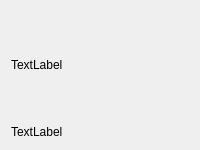
Dylan-Davy/Chat-App, file App/Client/GUI/Image.ui: the form before one commit.
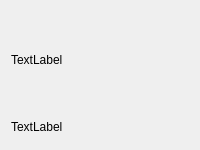
The form after the commit.

Diff of the .ui file:
```diff
--- a/App/Client/GUI/Image.ui
+++ b/App/Client/GUI/Image.ui
@@ -44,7 +44,7 @@
      <property name="maximumSize">
       <size>
        <width>16777215</width>
-       <height>15</height>
+       <height>25</height>
       </size>
      </property>
      <property name="text">
```
